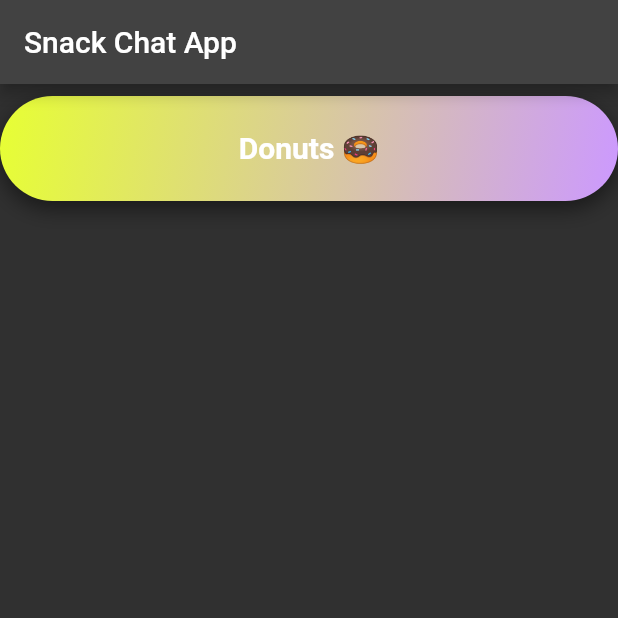
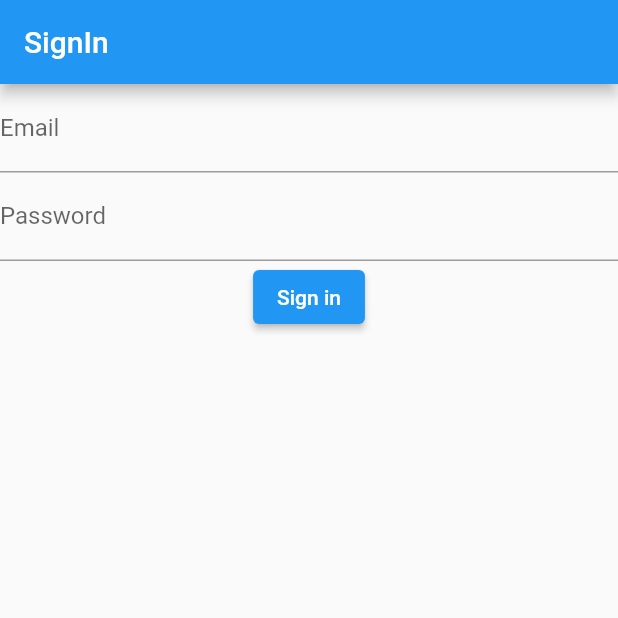
Before and after one commit to hatifmujahid/snack_chat_app, a Flutter app: the screen it shows after launch, on a phone screen of 412 x 824 dp, the top half of it. Run offline on Flutter 3.47's test engine with Material 2 defaults, Android fonts, the phone set to English and light mode, and no system bars; our stand-ins replace firebase_auth, firebase_core; accounts and stored records are empty.

Commit message:
added a signin page and other stuff

```diff
--- /dev/null
+++ b/movie_app/lib/Authentication_service.dart
@@ -0,0 +1,26 @@
+import 'package:firebase_auth/firebase_auth.dart';
+
+class AuthenticationService{
+  final FirebaseAuth _firebaseAuth;
+
+  AuthenticationService(this._firebaseAuth);
+
+  Stream<User> get authStateChanges => _firebaseAuth.authStateChanges();
+
+  Future<String> signIn({String? email, String? password}) async {
+    try {
+     await _firebaseAuth.signInWithEmailAndPassword(email: email, password: password);
+     return "Signed In";
+    } on FirebaseAuthException catch (e) {
+      return e.message;
+    }
+  }
+  Future<String> signUp({ email: null, password:null}) async{
+    try {
+      await _firebaseAuth.createUserWithEmailAndPassword(email: email, password: password);
+      return "user Created";
+    } on FirebaseAuthException catch (e) {
+      return e.message;
+    }
+  }
+}
--- /dev/null
+++ b/movie_app/lib/home.dart
@@ -0,0 +1,12 @@
+import 'package:flutter/material.dart';
+
+class Home extends StatelessWidget {
+  const Home({ Key? key }) : super(key: key);
+
+  @override
+  Widget build(BuildContext context) {
+    return Scaffold(
+      body: Center(child: Text("HOME",style: TextStyle(fontSize: 30),)),
+    );
+  }
+}
--- a/movie_app/lib/main.dart
+++ b/movie_app/lib/main.dart
@@ -1,88 +1,168 @@
+import 'package:firebase_auth/firebase_auth.dart';
+import 'package:firebase_core/firebase_core.dart';
 import 'package:flutter/material.dart';
+import 'package:movie_app/Authentication_service.dart';
+import 'package:movie_app/home.dart';
+import 'package:movie_app/signin.dart';
+import 'package:provider/provider.dart';
 
-void main(List<String> args) {
-  runApp(ChatApp());
+Future<void> main(List<String> args) async {
+  WidgetsFlutterBinding.ensureInitialized();
+  await Firebase.initializeApp();
+  runApp(loginApp());
 }
-class ChatApp extends StatelessWidget {
-  const ChatApp({ Key? key }) : super(key: key);
+
+class loginApp extends StatelessWidget {
+  const loginApp({ Key? key }) : super(key: key);
 
   @override
   Widget build(BuildContext context) {
-    return MaterialApp(
-      theme: ThemeData(
-        brightness: Brightness.dark,
-        elevatedButtonTheme: ElevatedButtonThemeData(
-          style: ElevatedButton.styleFrom(
-              onPrimary: Colors.white,
-              primary: Color(0xFF212121),
-              minimumSize: Size(double.infinity, 50),
-              padding: EdgeInsets.all(8.0),
+    return MultiProvider(
+      providers: [
+        Provider<AuthenticationService>(
+          create: (_) => AuthenticationService(FirebaseAuth.instance),
+        ),
 
-            ),
-          ),
+        StreamProvider<User?>.value(
+
+          value: FirebaseAuth.instance.userChanges(),
+          initialData: null,
         ),
-      debugShowCheckedModeBanner: false,
-      home: Scaffold(
-        appBar: AppBar(
-          title: Text("Snack Chat App"),
-        ),
-        body: MainBodyHomePage(),
+
+      ],
+      child: const MaterialApp(
+        title: 'Flutter Demo',
+        debugShowCheckedModeBanner: false,
+        home: AuthenticationWrapper(),
       ),
+
     );
   }
 }
-
-class MainBodyHomePage extends StatefulWidget {
-  const MainBodyHomePage({ Key? key }) : super(key: key);
+class AuthenticationWrapper extends StatelessWidget {
+  const AuthenticationWrapper({ Key? key }) : super(key: key);
 
   @override
-  State<MainBodyHomePage> createState() => _MainBodyHomePageState();
+  Widget build(BuildContext context) {
+    final firebaseUser = context.watch<User?>();
+    if(firebaseUser!= null){
+      return Home();
+    }
+    return Signin();
+  }
 }
 
-class _MainBodyHomePageState extends State<MainBodyHomePage> {
-  @override
-  Widget build(BuildContext context) {
-    return Container(
-      margin: EdgeInsets.only(top: 8.0, bottom: 8.0),
-      width: 500,
-      child: Column(
-        children: <Widget>[
-          Donuts(),
-        ],
-      ),
-    );
-  }
-}
-Widget Donuts(){
-  return Container(
-    height: 70,
-    width: double.infinity,
-    decoration: BoxDecoration(
-      borderRadius: BorderRadius.circular(100),
-        boxShadow: [
-          BoxShadow(
-            color: Color(0x80000000),
-            blurRadius: 12.0,
-            offset: Offset(0.0, 5.0),
-          ),
-        ],
-        gradient: const LinearGradient(
-          begin: Alignment.topLeft,
-          end: Alignment.bottomRight,
-          colors: [
-            Color.fromARGB(255, 231, 255, 51),
-            Color.fromARGB(255, 204, 153, 255),
-          ],
-        )
-      ),
-      child: Center(
-        child: Text(
-          "Donuts 🍩",
-          style: TextStyle(
-            fontWeight: FontWeight.bold,
-            fontSize: 20,
-          ),
-        ),
-      ),
-    );
-}
+// import 'package:firebase_core/firebase_core.dart';
+// import 'package:flutter/material.dart';
+
+// Future<void> main(List<String> args) async{
+//   WidgetsFlutterBinding.ensureInitialized();
+//   await Firebase.initializeApp(); //not start app before Firebase starts
+//   runApp(const ChatApp());
+// }
+// class ChatApp extends StatelessWidget {
+//   const ChatApp({ Key? key }) : super(key: key);
+
+//   @override
+//   Widget build(BuildContext context) {
+//     return MaterialApp(
+//       theme: ThemeData(
+//         brightness: Brightness.dark,
+
+//         ),
+//       debugShowCheckedModeBanner: false,
+//       home: Scaffold(
+//         appBar: AppBar(
+//           title: Text("Snack Chat App"),
+//         ),
+//         body: MainBodyHomePage(),
+//       ),
+//     );
+//   }
+// }
+
+// class MainBodyHomePage extends StatefulWidget {
+//   const MainBodyHomePage({ Key? key }) : super(key: key);
+
+//   @override
+//   State<MainBodyHomePage> createState() => _MainBodyHomePageState();
+// }
+
+// class _MainBodyHomePageState extends State<MainBodyHomePage> {
+//   @override
+//   Widget build(BuildContext context) {
+//     return Container(
+//       margin: EdgeInsets.only(top: 8.0, bottom: 8.0),
+
+//       child: Column(
+//         children: <Widget>[
+//           donuts(),
+//         ],
+//       ),
+//     );
+//   }
+// }
+// Widget donuts(){
+//   return Container(
+//     height: 70,
+//     width: 200,
+//     decoration: BoxDecoration(
+//       borderRadius: BorderRadius.circular(100),
+//         boxShadow: [
+//           BoxShadow(
+//             color: Color(0x80000000),
+//             blurRadius: 12.0,
+//             offset: Offset(0.0, 5.0),
+//           ),
+//         ],
+//         gradient: const LinearGradient(
+//           begin: Alignment.topLeft,
+//           end: Alignment.bottomRight,
+//           colors: [
+//             Color.fromARGB(255, 231, 255, 51),
+//             Color.fromARGB(255, 125, 74, 32)
+//           ],
+//         )
+//       ),
+//       child: Center(
+//         child: Text(
+//           "Donuts 🍩",
+//           style: TextStyle(
+//             fontWeight: FontWeight.bold,
+//             fontSize: 20,
+//           ),
+//         ),
+//       ),
+//     );
+// }
+// Widget frenchFries(){
+//   return Container(
+//     width: 70,
+//     height: 200,
+//     decoration: BoxDecoration(
+//       borderRadius: BorderRadius.circular(100),
+//       boxShadow: [
+//         BoxShadow(
+//           color: Colors.black,
+//           blurRadius: 12,
+//           offset: Offset(0.0, 5.0)
+//         )
+//       ],
+//       gradient: RadialGradient(
+//         colors: [
+//             Color.fromARGB(255, 231, 255, 51),
+//             Color.fromARGB(255, 204, 153, 255),
+//           ],
+//       ),
+//     ),
+//     child: Center(
+//         child: Text(
+//           "French Fries 🍟",
+//           style: TextStyle(
+//             fontWeight: FontWeight.bold,
+//             fontSize: 20,
+//           ),
+//         ),
+//       ),
+//   );
+// }
--- /dev/null
+++ b/movie_app/lib/signin.dart
@@ -0,0 +1,39 @@
+import 'package:flutter/material.dart';
+import 'package:movie_app/Authentication_service.dart';
+import 'package:provider/provider.dart';
+
+class Signin extends StatelessWidget {
+  Signin({Key? key}) : super(key: key);
+  final TextEditingController emailController = TextEditingController();
+  final TextEditingController passwordController = TextEditingController();
+
+  @override
+  Widget build(BuildContext context) {
+    return Scaffold(
+
+      appBar: AppBar(title: Text('SignIn')),
+      body: Column(
+        children: <Widget>[
+          TextField(
+
+            controller: emailController,
+            decoration: InputDecoration(labelText: 'Email'),
+          ),
+          TextField(
+            controller: passwordController,
+            decoration: InputDecoration(labelText: 'Password'),
+          ),
+          ElevatedButton(
+            onPressed: () {
+              context.read<AuthenticationService>().signIn(
+                email: emailController.text.trim(),
+                password: passwordController.text.trim(),
+              );
+            },
+            child: Text('Sign in')
+          ),
+        ],
+      ),
+    );
+  }
+}
--- a/movie_app/pubspec.yaml
+++ b/movie_app/pubspec.yaml
@@ -35,9 +35,13 @@ dependencies:
   # Use with the CupertinoIcons class for iOS style icons.
   cupertino_icons: ^1.0.2
 
+  firebase_core: ^0.5.3
+  firebase_auth: ^0.18.4+1
+  provider: ^4.3.2+1
 dev_dependencies:
   flutter_test:
     sdk: flutter
+
 
   # The "flutter_lints" package below contains a set of recommended lints to
   # encourage good coding practices. The lint set provided by the package is
```
Also changed, not shown: movie_app/pubspec.lock, 4 other files.
